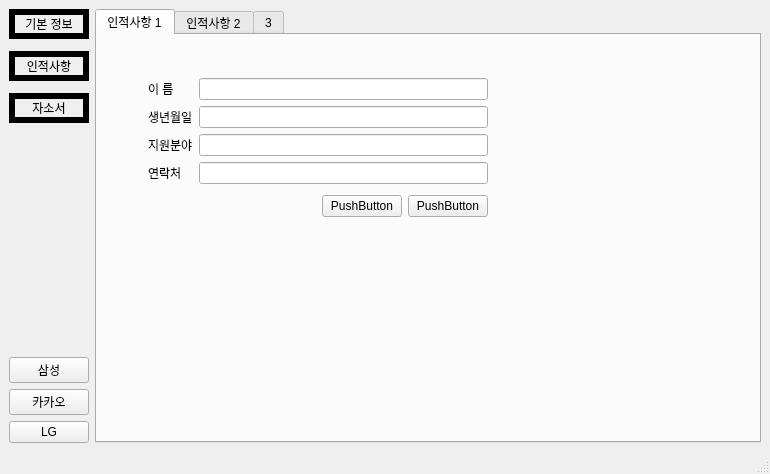
Above: mainwindow.ui from jh280722/Resume_Resum before the change. Below: the same form after it.
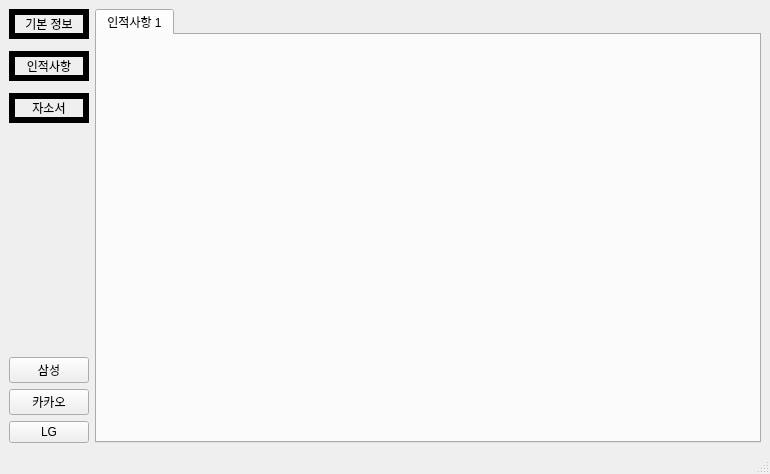
That is the form after the change.

Commit message: DP-25 세부항목 양식 탭에 출력

The edit to the form file:
```diff
--- a/mainwindow.ui
+++ b/mainwindow.ui
@@ -142,119 +142,6 @@
          <attribute name="title">
           <string>인적사항 1</string>
          </attribute>
-         <widget class="QWidget" name="layoutWidget_2">
-          <property name="geometry">
-           <rect>
-            <x>51</x>
-            <y>43</y>
-            <width>340</width>
-            <height>139</height>
-           </rect>
-          </property>
-          <layout class="QVBoxLayout" name="verticalLayout_3">
-           <item>
-            <layout class="QFormLayout" name="formLayout">
-             <item row="1" column="0">
-              <widget class="QLabel" name="label">
-               <property name="text">
-                <string>이 름</string>
-               </property>
-               <property name="buddy">
-                <cstring>dropmenu1</cstring>
-               </property>
-              </widget>
-             </item>
-             <item row="1" column="1">
-              <widget class="QLineEdit" name="lineEdit"/>
-             </item>
-             <item row="2" column="0">
-              <widget class="QLabel" name="label_2">
-               <property name="text">
-                <string>생년월일</string>
-               </property>
-              </widget>
-             </item>
-             <item row="2" column="1">
-              <widget class="QLineEdit" name="lineEdit_2"/>
-             </item>
-             <item row="3" column="0">
-              <widget class="QLabel" name="label_3">
-               <property name="text">
-                <string>지원분야</string>
-               </property>
-              </widget>
-             </item>
-             <item row="3" column="1">
-              <widget class="QLineEdit" name="lineEdit_3"/>
-             </item>
-             <item row="4" column="0">
-              <widget class="QLabel" name="label_4">
-               <property name="text">
-                <string>연락처</string>
-               </property>
-              </widget>
-             </item>
-             <item row="4" column="1">
-              <widget class="QLineEdit" name="lineEdit_4"/>
-             </item>
-            </layout>
-           </item>
-           <item>
-            <layout class="QHBoxLayout" name="horizontalLayout_5">
-             <item>
-              <spacer name="horizontalSpacer">
-               <property name="orientation">
-                <enum>Qt::Horizontal</enum>
-               </property>
-               <property name="sizeHint" stdset="0">
-                <size>
-                 <width>40</width>
-                 <height>20</height>
-                </size>
-               </property>
-              </spacer>
-             </item>
-             <item>
-              <widget class="QPushButton" name="pushButton_10">
-               <property name="text">
-                <string>PushButton</string>
-               </property>
-              </widget>
-             </item>
-             <item>
-              <widget class="QPushButton" name="pushButton_9">
-               <property name="text">
-                <string>PushButton</string>
-               </property>
-              </widget>
-             </item>
-            </layout>
-           </item>
-          </layout>
-         </widget>
-        </widget>
-        <widget class="QWidget" name="tab_2">
-         <attribute name="title">
-          <string>인적사항 2</string>
-         </attribute>
-         <widget class="QLabel" name="label_pic">
-          <property name="geometry">
-           <rect>
-            <x>30</x>
-            <y>30</y>
-            <width>331</width>
-            <height>181</height>
-           </rect>
-          </property>
-          <property name="text">
-           <string/>
-          </property>
-         </widget>
-        </widget>
-        <widget class="QWidget" name="tab_3">
-         <attribute name="title">
-          <string>3</string>
-         </attribute>
         </widget>
        </widget>
       </item>
```
The commit also changes 2 other files.
